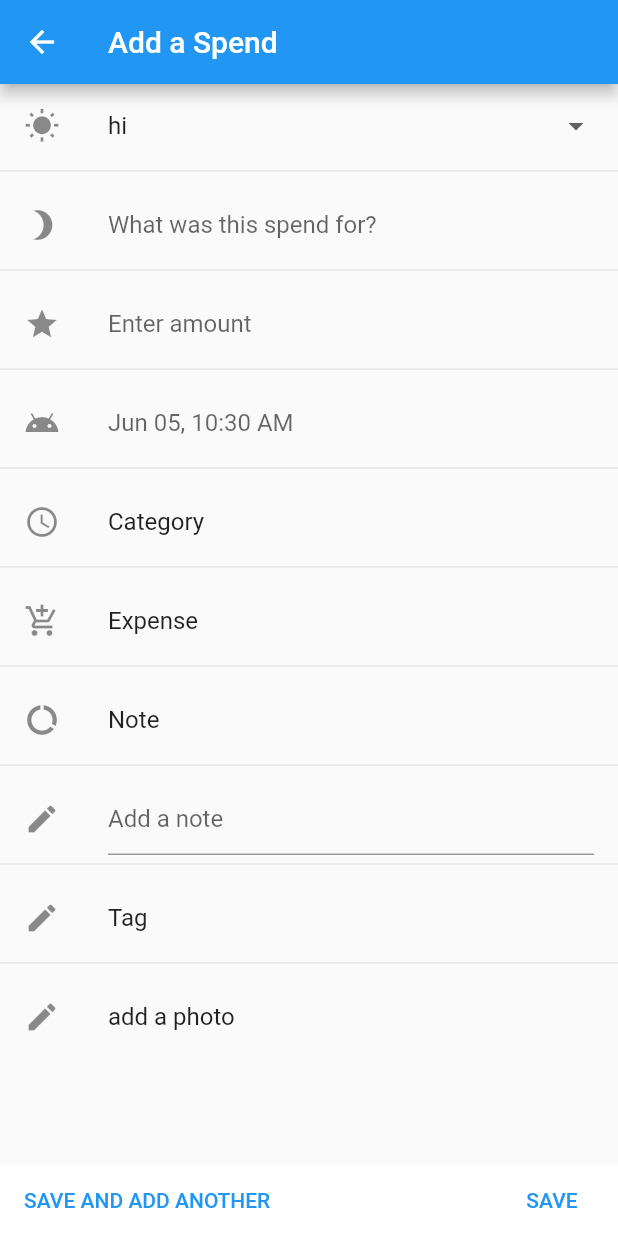
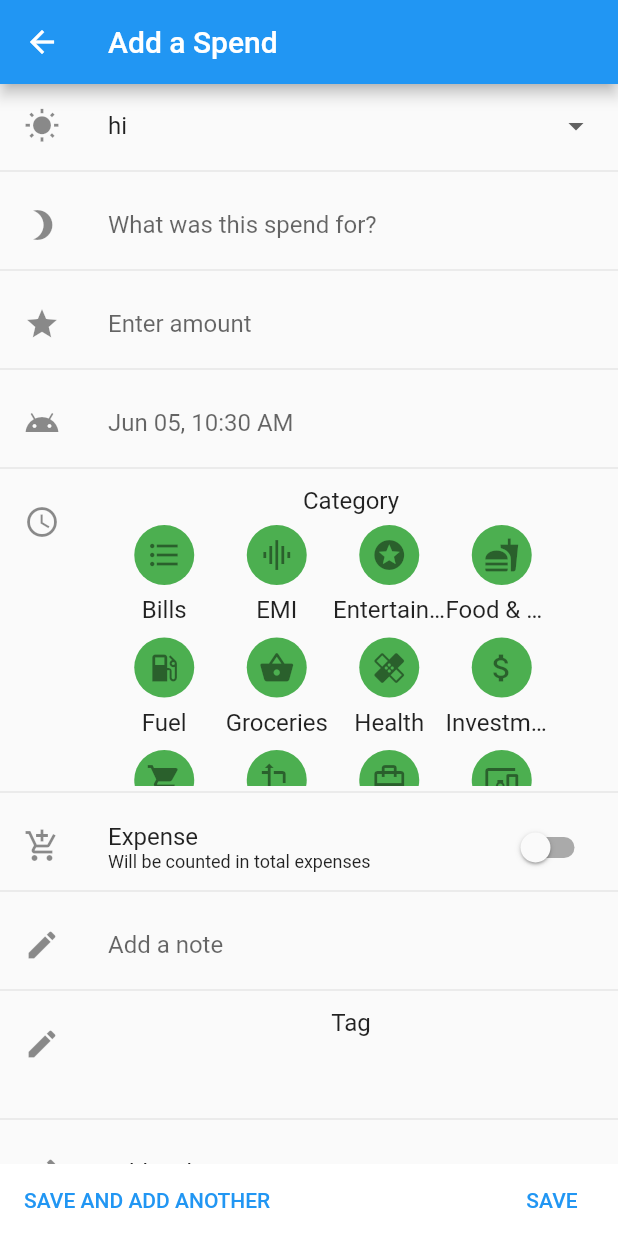
Before and after one commit to soujanyachan/walnut_clone, a Flutter app: the screen it shows after launch, after a tap on the "add" icon, on a phone screen of 412 x 824 dp. Run offline on Flutter 3.47's test engine with Material 2 defaults, Android fonts, the phone set to English and light mode, and no system bars; our stand-ins replace flutter_swiper, percent_indicator; missing offline and left inert: sms.

Commit message:
added category and tag display in add new spend dialog

```diff
--- a/lib/main.dart
+++ b/lib/main.dart
@@ -1,4 +1,5 @@
 import 'package:flutter/material.dart';
+import 'package:flutter/services.dart';
 import 'package:sms/sms.dart';
 import 'package:intl/intl.dart';
 import './appbarwidget.dart';
@@ -7,8 +8,23 @@ import './reminderslist.dart';
 import './accountslist.dart';
 import './tagslist.dart';
 import './add_entry_dialog.dart';
+import 'package:quiver/iterables.dart';
 
-void main() => runApp(MyApp());
+// TODO: add spends
+// TODO: read and write csv output
+// TODO: charts
+// TODO: read smses and update bank accounts
+// TODO: category basic list with icons
+// TODO:
+
+
+void main() {
+  WidgetsFlutterBinding.ensureInitialized();
+  SystemChrome.setPreferredOrientations([
+    DeviceOrientation.portraitUp
+  ]);
+  runApp(MyApp());
+}
 
 class MyApp extends StatefulWidget {
   @override
@@ -26,6 +42,24 @@ class _SecondRouteState extends State<SecondRoute> {
   TimeOfDay selectedTime = TimeOfDay.now();
   var newFormat = DateFormat("MMM dd, HH:mm a");
   var formatTime = DateFormat("HH:mm a");
+  var isExpense = false;
+  var shouldDisplayTagList = false;
+  var categoryList = {
+    "Bills":Icons.format_list_bulleted,
+    "EMI": Icons.graphic_eq,
+    "Entertainment": Icons.stars,
+    "Food & Drink": Icons.fastfood,
+    "Fuel": Icons.local_gas_station,
+    "Groceries": Icons.shopping_basket,
+    "Health": Icons.healing,
+    "Investment": Icons.attach_money,
+    "Shopping": Icons.shopping_cart,
+    "Transfer": Icons.transform,
+    "Travel": Icons.card_travel,
+    "Other": Icons.devices_other
+  };
+
+  var tagList = ["family", "online", "learning", "food", "clothes", "office", "friends"];
 
   Future<Null> _selectTime(BuildContext context) async {
     final picked = await showTimePicker(
@@ -49,6 +83,86 @@ class _SecondRouteState extends State<SecondRoute> {
         selectedDate = picked;
       });
     }
+  }
+
+  displayCategories(categoryList) {
+    var quads = partition(categoryList.entries, 4).toList();
+    var rowList = <Widget>[];
+    var fullRowList = <Widget>[];
+    for (var i=0; i<quads.length; i++) {
+      rowList = [];
+      for(var j=0;j<4; j++) {
+        rowList.add(
+            SizedBox(
+              height: 75,
+              width: 75,
+                child: Container(
+                  decoration: BoxDecoration(
+                      borderRadius: BorderRadius.only(
+                          topLeft:
+                          Radius.circular(7.0),
+                          bottomLeft:
+                          Radius.circular(7.0)),
+                      ),
+                  child: Column(
+                    children: <Widget>[
+                      Container(
+                        margin: EdgeInsets.all(7.0),
+                        decoration: BoxDecoration(
+                          shape: BoxShape.circle,
+                          color: Colors.green,
+                        ),
+                        child: Icon(quads[i][j].value),
+                        height: 40,
+                        width: 40,
+                      ),
+                      Text(quads[i][j].key, overflow: TextOverflow.ellipsis,),
+                    ],
+                  ),
+                ),
+            ),
+        );
+      }
+      fullRowList.add(
+        Row(
+          children: rowList,
+        )
+      );
+    }
+    return fullRowList;
+  }
+
+  displayTags(tagList, shouldDisplayTagList) {
+    if (!shouldDisplayTagList) {
+      return [Container()];
+    }
+    var triplets = partition(tagList, 3).toList();
+    var rowList = <Widget>[];
+    var fullRowList = <Widget>[];
+    try {
+      for (var i = 0; i < triplets.length; i++) {
+        rowList = [];
+        for (var j = 0; j < 3; j++) {
+          rowList.add(
+            Container(
+              height: 20,
+              child: FlatButton(
+                child: Text('#${triplets[i][j]}'),
+                onPressed: () {},
+              ),
+            ),
+          );
+        }
+        fullRowList.add(
+            Row(
+              children: rowList,
+            )
+        );
+      }
+    } catch (e) {
+      return fullRowList;
+    }
+    return fullRowList;
   }
 
   addSpendDialog() {
@@ -111,28 +225,63 @@ class _SecondRouteState extends State<SecondRoute> {
       ),
       ListTile(
         leading: Icon(Icons.access_time),
-        title: Text('Category'),
+        title: SizedBox(
+          child: SingleChildScrollView(
+            child: Column(
+              children: <Widget>[
+                Text('Category'),
+                ...displayCategories(categoryList),
+              ],
+            ),
+          ),
+        ),
       ),
       ListTile(
         leading: Icon(Icons.add_shopping_cart),
-        title: Text('Expense'),
-      ),
-      ListTile(
-        leading: Icon(Icons.data_usage),
-        title: Text('Note')
+        title: Row(
+          mainAxisAlignment: MainAxisAlignment.spaceBetween,
+          children: <Widget>[
+            Column(
+              crossAxisAlignment: CrossAxisAlignment.start,
+              mainAxisAlignment: MainAxisAlignment.center,
+              children: <Widget>[
+                Text('Expense'),
+                Text('Will be counted in total expenses', style: TextStyle(fontSize: 12),)
+              ],
+            ),
+            Switch(
+              value: isExpense,
+              onChanged: (value) {
+                setState(() {
+                  isExpense = value;
+                });
+              },
+            )
+          ],
+        ),
       ),
       ListTile(
         leading: Icon(Icons.edit),
         title: TextField(
           decoration: InputDecoration(
+              border: InputBorder.none,
             hintText: "Add a note"
           ),
         )
       ),
       ListTile(
           leading: Icon(Icons.edit),
-          title: Text('Tag'),
-        onTap: () {},
+          title: Column(
+            children: <Widget>[
+              Text('Tag'),
+              ...displayTags(tagList, shouldDisplayTagList),
+            ],
+          ),
+        onTap: () {
+          setState(() {
+            shouldDisplayTagList = true;
+          });
+        },
       ),
       ListTile(
           leading: Icon(Icons.edit),
@@ -141,8 +290,11 @@ class _SecondRouteState extends State<SecondRoute> {
     ];
     return ListView.separated(
         itemBuilder: (context, index) {
+          var listTileHeight = 50.0;
+          if (index == 4) listTileHeight = 200.0;
+          if (index == 7) listTileHeight = 70.0;
           return Container(
-            height: 50.0,
+            height: listTileHeight,
             child: inputSpendDataList[index]
           );
         },
--- a/pubspec.yaml
+++ b/pubspec.yaml
@@ -14,7 +14,7 @@ description: A new Flutter project.
 version: 1.0.0+1
 
 environment:
-  sdk: ">=2.1.0 <3.0.0"
+  sdk: ">=2.3.0 <3.0.0"
 
 dependencies:
   flutter:
@@ -31,7 +31,6 @@ dev_dependencies:
   percent_indicator: ^2.1.3
   flutter_swiper: ^1.1.6
   sms: ^0.2.4
-  grouped_list: ^3.1.0
 
 # For information on the generic Dart part of this file, see the
 # following page: https://dart.dev/tools/pub/pubspec
```
Also changed, not shown: pubspec.lock.
